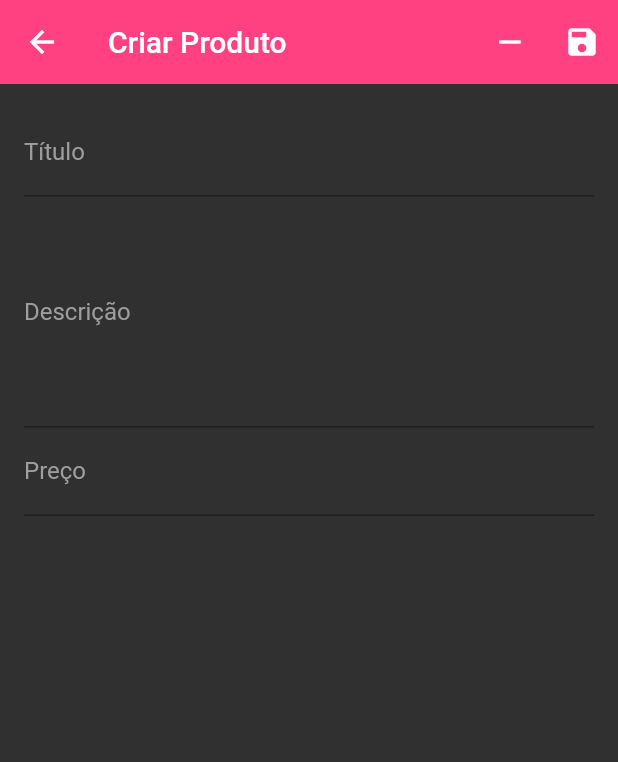
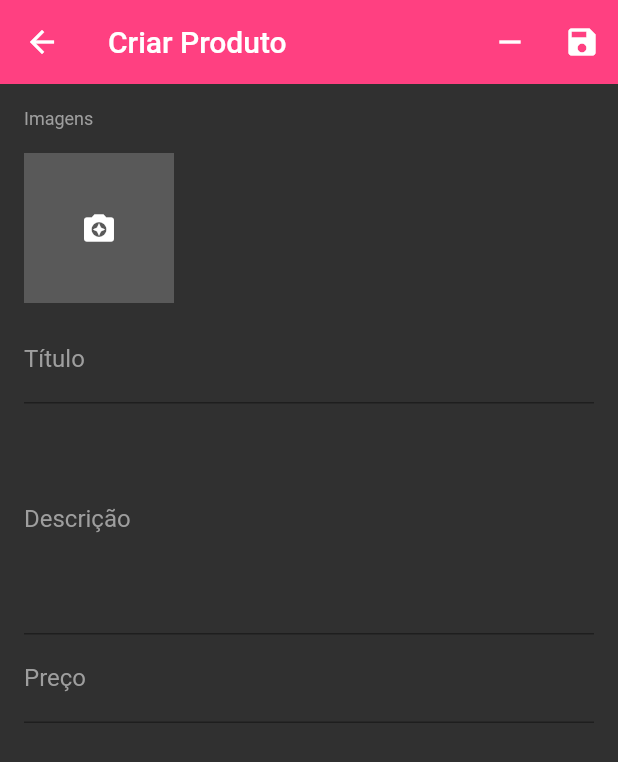
Before and after one commit to lucasbarrossantos/gerente_loja, a Flutter app: the ProductScreen screen opened directly, on a phone screen of 412 x 824 dp. Shown: the top 762 px of the screen. Run offline on Flutter 3.47's test engine with Material 2 defaults, Android fonts, the phone set to English and light mode, and no system bars; our stand-ins replace cloud_firestore, firebase_auth, flutter_masked_text, flutter_speed_dial, image_cropper, image_picker and 2 more; missing offline and left inert: bloc_pattern; accounts and stored records are empty.

Commit message:
Selecionando e Cortando uma Imagem da Câmera ou Galeria

```diff
--- a/lib/screens/product_screen.dart
+++ b/lib/screens/product_screen.dart
@@ -2,6 +2,7 @@ import 'package:cloud_firestore/cloud_firestore.dart';
 import 'package:flutter/material.dart';
 import 'package:flutter_masked_text/flutter_masked_text.dart';
 import 'package:gerenteloja/blocs/product_bloc.dart';
+import 'package:gerenteloja/widgets/images_widget.dart';
 
 class ProductScreen extends StatefulWidget {
   final String categoryId;
@@ -49,6 +50,16 @@ class _ProductScreenState extends State<ProductScreen> {
                 return ListView(
                   padding: EdgeInsets.all(16.0),
                   children: <Widget>[
+                    Text(
+                      'Imagens',
+                      style: TextStyle(color: Colors.grey, fontSize: 12.0),
+                    ),
+                    ImagesWidget(
+                      context: context,
+                      initialValue: snapshot.data['images'],
+                      onSaved: (list) {},
+                      validator: (list) {},
+                    ),
                     TextFormField(
                       initialValue: snapshot.data['title'],
                       style: _fieldStyle,
--- /dev/null
+++ b/lib/widgets/images_widget.dart
@@ -0,0 +1,78 @@
+import 'package:flutter/material.dart';
+import 'image_source_sheet.dart';
+
+class ImagesWidget extends FormField<List> {
+  ImagesWidget({
+    BuildContext context,
+    FormFieldSetter<List> onSaved,
+    FormFieldValidator<List> validator,
+    List initialValue,
+    bool autoValidate = false,
+  }) : super(
+            onSaved: onSaved,
+            validator: validator,
+            initialValue: initialValue,
+            autovalidate: autoValidate,
+            builder: (state) {
+              return Column(
+                children: <Widget>[
+                  Container(
+                    height: 124.0,
+                    padding: EdgeInsets.only(top: 16.0, bottom: 8.0),
+                    child: ListView(
+                      scrollDirection: Axis.horizontal,
+                      children: state.value.map<Widget>((image) {
+                        return Container(
+                          height: 100,
+                          width: 100,
+                          margin: EdgeInsets.only(right: 8),
+                          child: GestureDetector(
+                            child: image is String
+                                ? Image.network(
+                                    image,
+                                    fit: BoxFit.cover,
+                                  )
+                                : Image.file(
+                                    image,
+                                    fit: BoxFit.cover,
+                                  ),
+                            onLongPress: () {
+                              state.didChange(state.value..remove(image));
+                            },
+                          ),
+                        );
+                      }).toList()
+                        ..add(GestureDetector(
+                          child: Container(
+                            height: 100,
+                            width: 100,
+                            color: Colors.white.withAlpha(50),
+                            child: Icon(
+                              Icons.camera_enhance,
+                              color: Colors.white,
+                            ),
+                          ),
+                          onTap: () {
+                            showModalBottomSheet(
+                                context: context,
+                                builder: (context) => ImageSourceSheet(
+                                      onImageSelected: (image) {
+                                        state
+                                            .didChange(state.value..add(image));
+                                        Navigator.of(context).pop();
+                                      },
+                                    ));
+                          },
+                        )),
+                    ),
+                  ),
+                  state.hasError
+                      ? Text(
+                          state.errorText,
+                          style: TextStyle(color: Colors.red, fontSize: 12),
+                        )
+                      : Container()
+                ],
+              );
+            });
+}
```
Also changed, not shown: lib/widgets/image_source_sheet.dart (added, +46 -0 lines), 1 other file.
